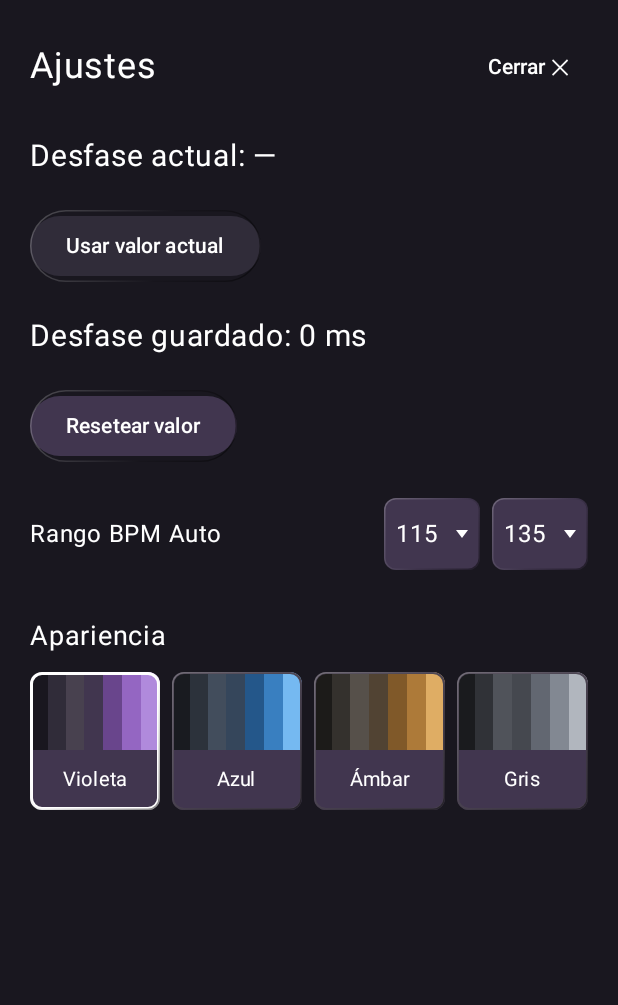
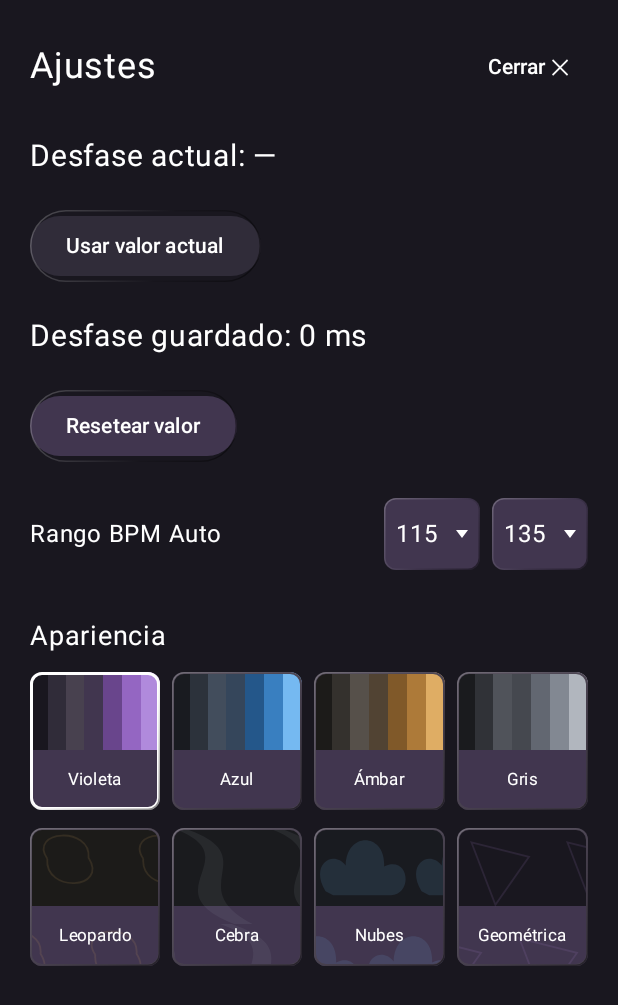
Before and after one commit to hunnai/hnn, an Android app built with Jetpack Compose: the screen it shows after launch (MainActivity), after a tap on "Ajustes", on a phone screen of 412 x 824 dp. Shown: the top 1005 px of the screen. Run offline under Robolectric (Android 15) with nearby library versions, the phone set to English and light mode, and no system bars; 1 statement that could not run was skipped; 1 other tap on this screen came first.

Commit message:
Add four subtle patterned appearances with second selector row

```diff
--- a/app/src/main/java/com/example/soinubiderxl/Appearance.kt
+++ b/app/src/main/java/com/example/soinubiderxl/Appearance.kt
@@ -10,7 +10,8 @@ data class SoinuPalette(
     val lit: Color,
     val recording: Color,
     val playing: Color,
-    val paused: Color
+    val paused: Color,
+    val texture: BackgroundTexture = BackgroundTexture.NONE
 ) {
     val foreground = Color.White
     val previewStripes: List<Color>
@@ -41,7 +42,11 @@ enum class Appearance(val preference: String, val title: String, val palette: So
         background = Color(0xFF1A1B1E), control = Color(0xFF45484F),
         empty = Color(0xFF303237), lit = Color(0xFFB1B6BE),
         recording = Color(0xFF828892), playing = Color(0xFF626771), paused = Color(0xFF50535A)
-    ));
+    )),
+    LEOPARD("leopardo", "Leopardo", AMBER.palette.copy(texture = BackgroundTexture.LEOPARD)),
+    ZEBRA("cebra", "Cebra", GRAY.palette.copy(texture = BackgroundTexture.ZEBRA)),
+    CLOUDS("nubes", "Nubes", BLUE.palette.copy(texture = BackgroundTexture.CLOUDS)),
+    GEOMETRIC("geometrica", "Geométrica", VIOLET.palette.copy(texture = BackgroundTexture.GEOMETRIC));
 
     companion object {
         fun fromPreference(value: String?): Appearance = entries.firstOrNull { it.preference == value } ?: VIOLET
--- /dev/null
+++ b/app/src/main/java/com/example/soinubiderxl/BackgroundTexture.kt
@@ -0,0 +1,66 @@
+package com.example.soinubiderxl
+
+import androidx.compose.ui.Modifier
+import androidx.compose.ui.draw.drawWithCache
+import androidx.compose.ui.graphics.Path
+import androidx.compose.ui.unit.dp
+import androidx.compose.ui.graphics.drawscope.Stroke
+
+enum class BackgroundTexture { NONE, LEOPARD, ZEBRA, CLOUDS, GEOMETRIC }
+
+// Geometría estable, calculada al cambiar tamaño o apariencia; no usa imágenes ni audio.
+fun Modifier.soinuBackground(palette: SoinuPalette): Modifier = drawWithCache {
+    val tile = 64.dp.toPx()
+    val paths = mutableListOf<Path>()
+    if (palette.texture != BackgroundTexture.NONE) {
+        for (row in -1..(size.height / tile).toInt() + 1) {
+            for (column in -1..(size.width / tile).toInt() + 1) {
+                val x = column * tile + if (row % 2 == 0) 0f else tile * .5f
+                val y = row * tile
+                paths += Path().apply {
+                    when (palette.texture) {
+                        BackgroundTexture.LEOPARD -> {
+                            moveTo(x + tile * .18f, y + tile * .32f)
+                            cubicTo(x - tile * .02f, y + tile * .02f, x + tile * .64f, y - tile * .02f, x + tile * .61f, y + tile * .31f)
+                            cubicTo(x + tile * .82f, y + tile * .64f, x + tile * .15f, y + tile * .68f, x + tile * .18f, y + tile * .32f)
+                        }
+                        BackgroundTexture.ZEBRA -> {
+                            moveTo(x, y)
+                            cubicTo(x + tile * .85f, y + tile * .3f, x - tile * .25f, y + tile * .65f, x + tile * .65f, y + tile)
+                            lineTo(x + tile * .84f, y + tile)
+                            cubicTo(x + tile * .08f, y + tile * .6f, x + tile, y + tile * .3f, x + tile * .12f, y)
+                            close()
+                        }
+                        BackgroundTexture.CLOUDS -> {
+                            moveTo(x + tile * .12f, y + tile * .66f)
+                            cubicTo(x - tile * .05f, y + tile * .38f, x + tile * .2f, y + tile * .22f, x + tile * .33f, y + tile * .39f)
+                            cubicTo(x + tile * .34f, y + tile * .03f, x + tile * .75f, y + tile * .05f, x + tile * .73f, y + tile * .4f)
+                            cubicTo(x + tile, y + tile * .28f, x + tile * 1.03f, y + tile * .7f, x + tile * .8f, y + tile * .7f)
+                            lineTo(x + tile * .2f, y + tile * .7f)
+                            close()
+                        }
+                        BackgroundTexture.GEOMETRIC -> {
+                            moveTo(x + tile * .15f, y + tile * .15f)
+                            lineTo(x + tile * .75f, y + tile * .3f)
+                            lineTo(x + tile * .4f, y + tile * .8f)
+                            close()
+                        }
+                        BackgroundTexture.NONE -> Unit
+                    }
+                }
+            }
+        }
+    }
+    val ink = palette.lit.copy(alpha = if (palette.texture == BackgroundTexture.ZEBRA) .085f else .12f)
+    val outline = Stroke(1.2.dp.toPx())
+    onDrawBehind {
+        drawRect(palette.background)
+        paths.forEach { path ->
+            if (palette.texture == BackgroundTexture.ZEBRA || palette.texture == BackgroundTexture.CLOUDS) {
+                drawPath(path, ink)
+            } else {
+                drawPath(path, ink, style = outline)
+            }
+        }
+    }
+}
--- a/app/src/main/java/com/example/soinubiderxl/MainActivity.kt
+++ b/app/src/main/java/com/example/soinubiderxl/MainActivity.kt
@@ -115,7 +115,7 @@ private fun SoinuScreen(controller: SoinuController) {
             controller::resetSavedAdvance, controller::setAutoMinimum, controller::setAutoMaximum,
             controller::setAppearance)
     } else {
-        BoxWithConstraints(Modifier.fillMaxSize().background(palette.background).safeDrawingPadding()) {
+        BoxWithConstraints(Modifier.fillMaxSize().soinuBackground(palette).safeDrawingPadding()) {
             // Conserva las proporciones de la referencia y permite desplazar
             // la pantalla en teléfonos pequeños y orientación horizontal.
             val contentHeight = maxOf(maxHeight, 520.dp)
@@ -404,7 +404,7 @@ private fun SettingsScreen(
         disabledContainerColor = palette.empty,
         disabledContentColor = palette.foreground
     )
-    Column(Modifier.fillMaxSize().background(palette.background).safeDrawingPadding()
+    Column(Modifier.fillMaxSize().soinuBackground(palette).safeDrawingPadding()
         .verticalScroll(rememberScrollState()).padding(20.dp), verticalArrangement = Arrangement.spacedBy(24.dp)) {
         Row(Modifier.fillMaxWidth(), verticalAlignment = Alignment.CenterVertically) {
             Text("Ajustes", Modifier.weight(1f), fontSize = 24.sp)
@@ -460,8 +460,10 @@ private fun AppearanceSelector(selected: Appearance, changed: (Appearance) -> Un
     val palette = LocalSoinuPalette.current
     Column(Modifier.fillMaxWidth().padding(top = 8.dp), verticalArrangement = Arrangement.spacedBy(12.dp)) {
         Text("Apariencia", color = palette.foreground, fontSize = 18.sp)
-        Row(Modifier.fillMaxWidth().selectableGroup(), horizontalArrangement = Arrangement.spacedBy(8.dp)) {
-            Appearance.entries.forEach { appearance ->
+        Column(Modifier.selectableGroup(), verticalArrangement = Arrangement.spacedBy(12.dp)) {
+            Appearance.entries.chunked(4).forEach { appearances ->
+                Row(Modifier.fillMaxWidth(), horizontalArrangement = Arrangement.spacedBy(8.dp)) {
+                    appearances.forEach { appearance ->
                         val active = appearance == selected
                         Surface(
                             color = palette.control,
@@ -474,16 +476,22 @@ private fun AppearanceSelector(selected: Appearance, changed: (Appearance) -> Un
                                     onClick = { changed(appearance) })
                         ) {
                             Column(horizontalAlignment = Alignment.CenterHorizontally) {
+                                if (appearance.palette.texture == BackgroundTexture.NONE) {
                                     Row(Modifier.fillMaxWidth().height(52.dp)) {
                                         appearance.palette.previewStripes.forEach { color ->
                                             Box(Modifier.weight(1f).fillMaxHeight().background(color))
                                         }
                                     }
+                                } else {
+                                    Box(Modifier.fillMaxWidth().height(52.dp).soinuBackground(appearance.palette))
+                                }
                                 Text(appearance.title, Modifier.padding(vertical = 8.dp),
-                            color = palette.foreground, fontSize = 13.sp, maxLines = 1)
+                                    color = palette.foreground, fontSize = 11.sp, maxLines = 1)
                             }
                         }
                     }
                 }
                 }
             }
+    }
+}
```
Also changed, not shown: 1 other file. Lines whose indentation alone changed are shown as unchanged.
